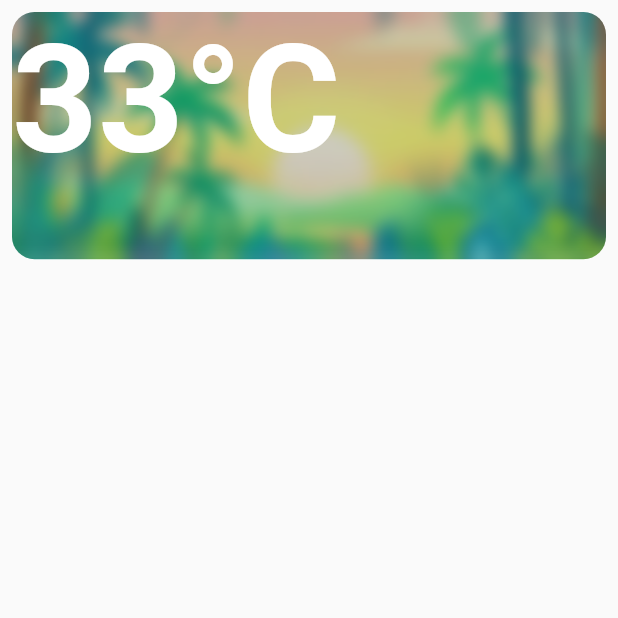
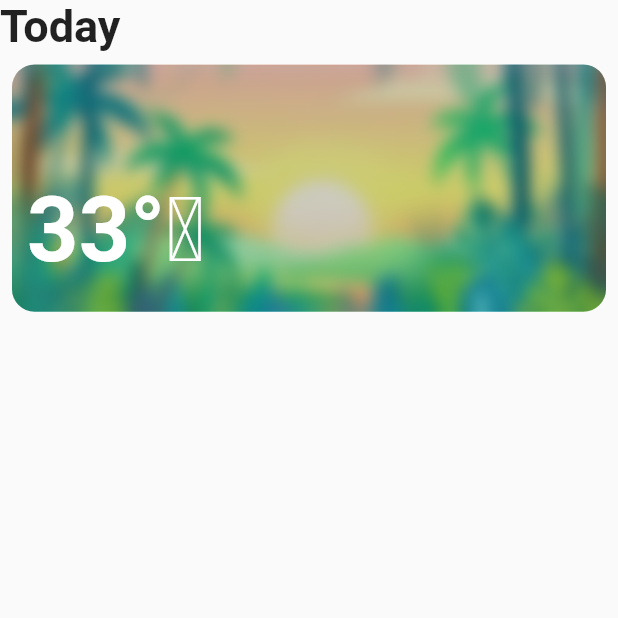
Before and after one commit to Praveen-Pandiyan/Material-Weather-App, a Flutter app: the screen it shows after launch, on a phone screen of 412 x 824 dp, the top half of it. Run offline on Flutter 3.47's test engine with Material 2 defaults, Android fonts, the phone set to English and light mode, and no system bars.

Commit message:
text wisget added

```diff
--- a/lib/pages/home.dart
+++ b/lib/pages/home.dart
@@ -1,5 +1,6 @@
 import 'dart:typed_data';
 import 'dart:ui' as ui;
+import 'dart:ui';
 
 import 'package:flutter/material.dart';
 import 'package:flutter/services.dart' show rootBundle;
@@ -26,7 +27,13 @@ class _MyHomePageState extends State<MyHomePage> {
       body: SingleChildScrollView(
         child: Column(
           crossAxisAlignment: CrossAxisAlignment.start,
-          children: [ResizeableContainer()],
+          children: [
+            Text(
+              "Today",
+              style: TextStyle(fontSize: 30, fontWeight: ui.FontWeight.bold),
+            ),
+            ResizeableContainer()
+          ],
         ),
       ),
     );
@@ -82,16 +89,16 @@ class _ResizeableContainerState extends State<ResizeableContainer> {
                 child: Container(
               color: Colors.black.withOpacity(.2),
             )),
-            Positioned.fill(
-              child: const Text(
-                "33°C",
-                style: TextStyle(
-                    // shadows: [ui.Shadow(color: Colors.white, blurRadius: 20.0)],
-                    fontSize: 100,
-                    color: Colors.white,
-                    fontWeight: FontWeight.bold),
-              ),
-            )
+            Positioned(
+                left: 10,
+                bottom: 20,
+                child: Text(
+                  "33°\u1d9c",
+                  style: TextStyle(
+                      color: Colors.white,
+                      fontSize: 60,
+                      fontWeight: FontWeight.bold),
+                ))
           ],
         ),
       ),
```
